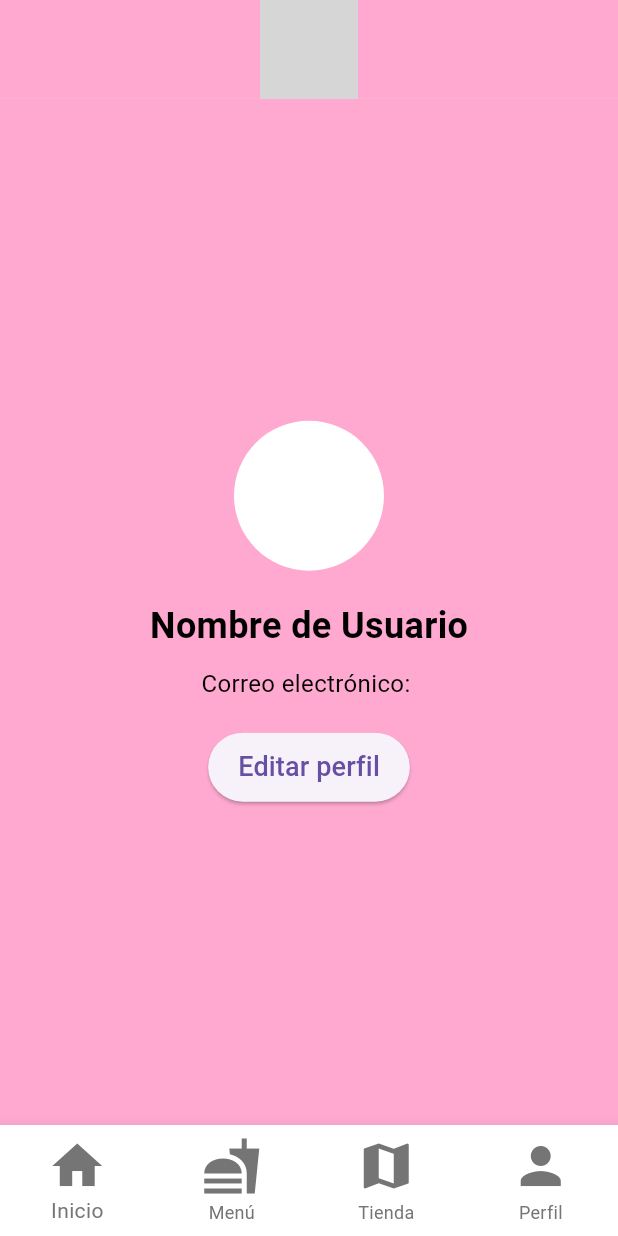
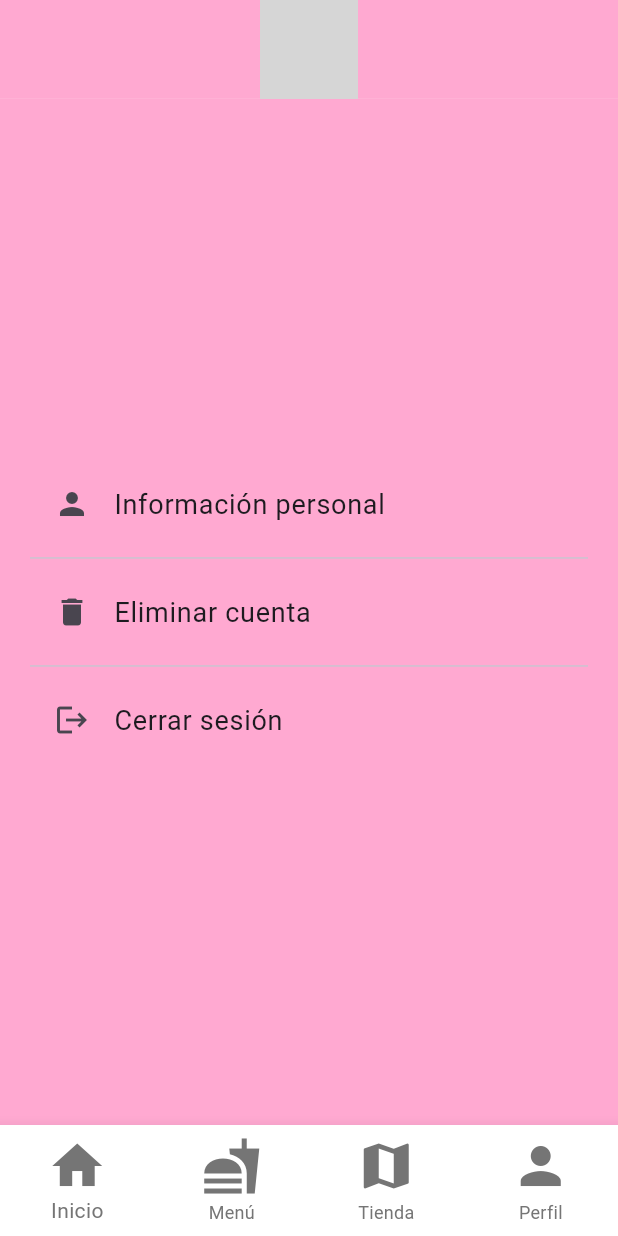
Before and after one commit to Brianpppp/proyecto_match, a Flutter app: the UserPage screen opened directly, on a phone screen of 412 x 824 dp. Run offline on Flutter 3.47's test engine with Material 3 defaults, Android fonts, the phone set to English and light mode, and no system bars; our stand-ins replace cloud_firestore, firebase_auth, firebase_core; accounts and stored records are empty; grey boxes are pictures that could not be loaded.

Commit message:
perfil creado

```diff
--- a/lib/main.dart
+++ b/lib/main.dart
@@ -2,6 +2,7 @@ import 'package:flutter/material.dart';
 import 'package:firebase_core/firebase_core.dart';
 import 'package:todolist_firebase/screens/home_screen.dart';
 import 'package:todolist_firebase/screens/menu_card.dart';
+import 'package:todolist_firebase/screens/personal_info.dart';
 import 'package:todolist_firebase/screens/store_points.dart';
 import 'package:todolist_firebase/screens/user.dart';
 import 'firebase_options.dart';
@@ -19,7 +20,7 @@ void main() async {
   runApp(MyApp());
 }
 
-/*class MyApp extends StatelessWidget {
+class MyApp extends StatelessWidget {
   @override
   Widget build(BuildContext context) {
     return MaterialApp(
@@ -34,17 +35,18 @@ void main() async {
         '/menu': (context) => MenuPage(),
         '/store_points': (context) => StorePage(),
         '/user': (context) => UserPage(),
+        '/personal_info':(context)=> info(),
       },
     );
   }
-}*/
+}
 
-class MyApp extends StatelessWidget {
+ /*class MyApp extends StatelessWidget {
   @override
   Widget build(BuildContext context) {
     return MaterialApp(
       title: 'Mi App',
-      home: HomeScreen(),
+      home: UserPage(),
     );
   }
-}
+}*/
--- /dev/null
+++ b/lib/screens/personal_info.dart
@@ -0,0 +1,19 @@
+import 'package:flutter/material.dart';
+
+
+class info extends StatelessWidget {
+  @override
+  Widget build(BuildContext context) {
+    return MaterialApp(
+      title: 'Mi primera app',
+      home: Scaffold(
+        appBar: AppBar(
+          title: Text('¡Hola, mundo!'),
+        ),
+        body: Center(
+          child: Text('¡Hola, mundo!'),
+        ),
+      ),
+    );
+  }
+}
--- a/lib/screens/user.dart
+++ b/lib/screens/user.dart
@@ -1,5 +1,4 @@
 import 'package:flutter/material.dart';
-import 'package:firebase_auth/firebase_auth.dart'; // Importa el paquete de Firebase Authentication
 import '../components/header.dart';
 import '../components/footer.dart';
 
@@ -9,69 +8,52 @@ class UserPage extends StatelessWidget {
     return Scaffold(
       bottomNavigationBar: Footer(),
       body: Column(
-        crossAxisAlignment: CrossAxisAlignment.stretch,
+        mainAxisAlignment: MainAxisAlignment.center,
         children: [
           Header(), // Mantenemos el encabezado
           Expanded(
             child: Container(
               color: Color.fromRGBO(255, 169, 209, 1.0), // Mantenemos el color de fondo
-              child: Center(
+              child: Padding(
+                padding: const EdgeInsets.symmetric(horizontal: 20.0),
                 child: Column(
                   mainAxisAlignment: MainAxisAlignment.center,
+                  crossAxisAlignment: CrossAxisAlignment.start,
                   children: [
-                    CircleAvatar(
-                      radius: 50,
-                      backgroundColor: Colors.white,
-                      // Puedes agregar la imagen de perfil aquí
-                      // backgroundImage: AssetImage('assets/user_profile_image.jpg'),
-                    ),
-                    SizedBox(height: 20),
-                    Text(
-                      'Nombre de Usuario',
-                      style: TextStyle(
-                        fontSize: 24,
-                        fontWeight: FontWeight.bold,
-                        color: Colors.black,
+                    ListTile(
+                      leading: Icon(Icons.person),
+                      title: Text(
+                        'Información personal',
+                        style: TextStyle(fontSize: 18),
                       ),
-                    ),
-                    SizedBox(height: 10),
-                    FutureBuilder(
-                      future: _getCurrentUserEmail(), // Obtener el correo electrónico del usuario actual
-                      builder: (context, snapshot) {
-                        if (snapshot.connectionState == ConnectionState.waiting) {
-                          return CircularProgressIndicator(); // Muestra un indicador de carga mientras se obtiene el correo electrónico
-                        }
-                        if (snapshot.hasData) {
-                          return Text(
-                            'Correo electrónico: ${snapshot.data}',
-                            style: TextStyle(
-                              fontSize: 16,
-                              color: Colors.black,
-                            ),
-                          );
-                        } else {
-                          return Text(
-                            'Correo electrónico no disponible',
-                            style: TextStyle(
-                              fontSize: 16,
-                              color: Colors.black,
-                            ),
-                          );
-                        }
+                      onTap: () {
+                        // Navegar a la pantalla de información personal al hacer clic
+                        Navigator.pushNamed(context, '/personal_info');
                       },
                     ),
-                    SizedBox(height: 20),
-                    ElevatedButton(
-                      onPressed: () {
-                        // Acción a realizar al presionar el botón de editar perfil
-                      },
-                      style: ElevatedButton.styleFrom(
-                        padding: EdgeInsets.symmetric(horizontal: 20, vertical: 10),
-                      ),
-                      child: Text(
-                        'Editar perfil',
+                    Divider(),
+                    ListTile(
+                      leading: Icon(Icons.delete),
+                      title: Text(
+                        'Eliminar cuenta',
                         style: TextStyle(fontSize: 18),
                       ),
+                      onTap: () {
+                        // Navegar a la pantalla de eliminación de cuenta al hacer clic
+                        Navigator.pushNamed(context, '/delete_account');
+                      },
+                    ),
+                    Divider(),
+                    ListTile(
+                      leading: Icon(Icons.logout),
+                      title: Text(
+                        'Cerrar sesión',
+                        style: TextStyle(fontSize: 18),
+                      ),
+                      onTap: () {
+                        // Realizar la acción de cerrar sesión al hacer clic
+                        _signOut(context);
+                      },
                     ),
                   ],
                 ),
@@ -83,14 +65,10 @@ class UserPage extends StatelessWidget {
     );
   }
 
-  // Función para obtener el correo electrónico del usuario actual
-  Future<String> _getCurrentUserEmail() async {
-    FirebaseAuth auth = FirebaseAuth.instance;
-    User? user = auth.currentUser;
-    if (user != null) {
-      return user.email ?? 'Correo electrónico no disponible';
-    } else {
-      return 'Usuario no autenticado';
-    }
+  // Función para cerrar sesión
+  void _signOut(BuildContext context) async {
+    // Aquí deberías realizar las operaciones necesarias para cerrar sesión, como cerrar la sesión en Firebase Auth, etc.
+    // Después de cerrar sesión, puedes navegar a la pantalla de inicio de sesión o a cualquier otra pantalla necesaria.
+    Navigator.pushNamedAndRemoveUntil(context, '/login', (route) => false);
   }
 }
```
